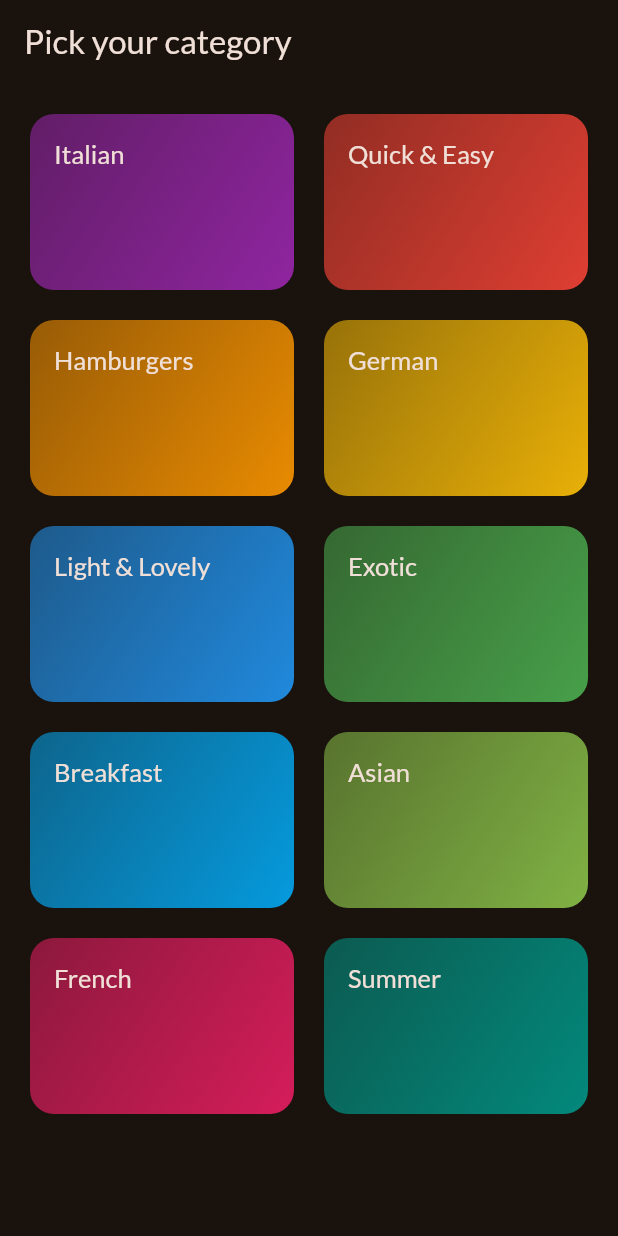
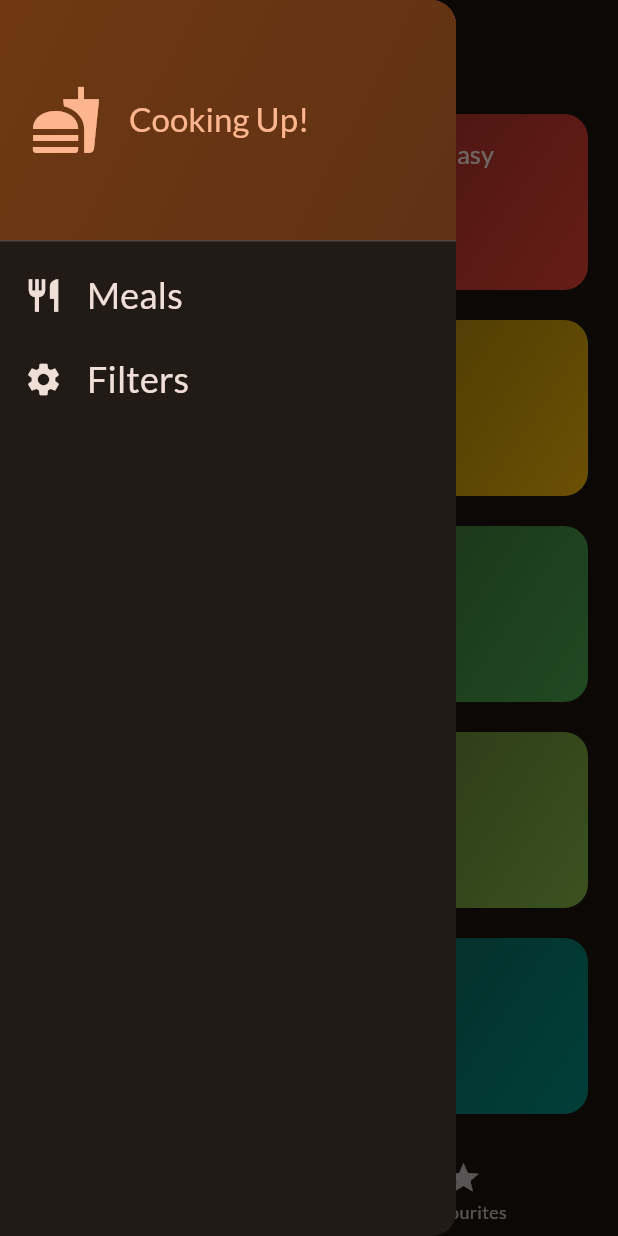
Before and after one commit to IgnacyBerent/Flutter-Meals_App, a Flutter app: the screen it shows after launch, with the side drawer open (before the commit the screen has no drawer), on a phone screen of 412 x 824 dp. Run offline on Flutter 3.47's test engine with Material 3 defaults, Android fonts, the phone set to English and light mode, and no system bars; our stand-ins replace google_fonts, transparent_image.

Commit message:
Adding filters

```diff
--- a/lib/main.dart
+++ b/lib/main.dart
@@ -1,7 +1,7 @@
 import 'package:flutter/material.dart';
 
 import 'package:google_fonts/google_fonts.dart';
-import 'package:meals_app/screens/categories.dart';
+import 'package:meals_app/screens/tabs.dart';
 
 final theme = ThemeData(
   useMaterial3: true,
@@ -23,7 +23,7 @@ class App extends StatelessWidget {
   Widget build(BuildContext context) {
     return MaterialApp(
       theme: theme,
-      home: const Categories(),
+      home: const TabsScreen(),
     );
   }
 }
--- a/lib/screens/categories.dart
+++ b/lib/screens/categories.dart
@@ -3,10 +3,15 @@ import 'package:meals_app/data/dummy_data.dart';
 import 'package:meals_app/screens/meals.dart';
 import 'package:meals_app/widgets/categories_grid_item.dart';
 import 'package:meals_app/models/category.dart';
+import 'package:meals_app/models/meal.dart';
 
-class Categories extends StatelessWidget {
-  const Categories({super.key});
+class CategoriesScreen extends StatelessWidget {
+  const CategoriesScreen({
+    super.key,
+    required this.onToggleFavourite,
+  });
 
+  final void Function(Meal meal) onToggleFavourite;
   void _selectCategory(BuildContext context, Category category) {
     final filteredMeals = dummyMeals
         .where((meal) => meal.categories.contains(category.id))
@@ -17,6 +22,7 @@ class Categories extends StatelessWidget {
         builder: (ctx) => MealsScreen(
           title: category.title,
           meals: filteredMeals,
+          onToggleFavourite: onToggleFavourite,
         ),
       ),
     );
@@ -24,11 +30,7 @@ class Categories extends StatelessWidget {
 
   @override
   Widget build(BuildContext context) {
-    return Scaffold(
-      appBar: AppBar(
-        title: const Text('Pick your category'),
-      ),
-      body: GridView(
+    return GridView(
       padding: const EdgeInsets.all(20),
       gridDelegate: const SliverGridDelegateWithFixedCrossAxisCount(
         crossAxisCount: 2,
@@ -45,7 +47,6 @@ class Categories extends StatelessWidget {
             },
           ),
       ],
-      ),
     );
   }
 }
--- /dev/null
+++ b/lib/screens/tabs.dart
@@ -0,0 +1,99 @@
+import 'package:flutter/material.dart';
+import 'package:meals_app/screens/categories.dart';
+import 'package:meals_app/screens/filters.dart';
+import 'package:meals_app/screens/meals.dart';
+import 'package:meals_app/models/meal.dart';
+import 'package:meals_app/widgets/main_drawer.dart';
+
+class TabsScreen extends StatefulWidget {
+  const TabsScreen({super.key});
+
+  @override
+  State<TabsScreen> createState() {
+    return _TabsScreenState();
+  }
+}
+
+class _TabsScreenState extends State<TabsScreen> {
+  int _selectedPageIndex = 0;
+  final List<Meal> _favouriteMeals = [];
+
+  void _showInfoMessage(String message) {
+    ScaffoldMessenger.of(context).clearSnackBars();
+    ScaffoldMessenger.of(context).showSnackBar(
+      SnackBar(
+        content: Text(message),
+      ),
+    );
+  }
+
+  void _toggleMealFavouriteStatus(Meal meal) {
+    final isExisting = _favouriteMeals.contains(meal);
+
+    if (isExisting) {
+      setState(() {
+        _favouriteMeals.remove(meal);
+      });
+      _showInfoMessage('Meal is no longer a favourite.');
+    } else {
+      setState(() {
+        _favouriteMeals.add(meal);
+      });
+      _showInfoMessage('Marked as a favourite!');
+    }
+  }
+
+  void _selectPage(int index) {
+    setState(() {
+      _selectedPageIndex = index;
+    });
+  }
+
+  void _setScreen(String identifier) {
+    Navigator.of(context).pop();
+    if (identifier == 'filters') {
+      Navigator.of(context).push(
+        MaterialPageRoute(
+          builder: (ctx) => const FiltersScreen(),
+        ),
+      );
+    }
+  }
+
+  @override
+  Widget build(BuildContext context) {
+    Widget activePage =
+        CategoriesScreen(onToggleFavourite: _toggleMealFavouriteStatus);
+    var activePageTitle = 'Categories';
+
+    if (_selectedPageIndex == 1) {
+      activePage = MealsScreen(
+        meals: _favouriteMeals,
+        onToggleFavourite: _toggleMealFavouriteStatus,
+      );
+      activePageTitle = 'Your Favourites';
+    }
+
+    return Scaffold(
+      appBar: AppBar(
+        title: Text(activePageTitle),
+      ),
+      drawer: MainDrawer(onSelectedScreen: _setScreen),
+      body: activePage,
+      bottomNavigationBar: BottomNavigationBar(
+        onTap: _selectPage,
+        currentIndex: _selectedPageIndex,
+        items: const [
+          BottomNavigationBarItem(
+            icon: Icon(Icons.set_meal),
+            label: 'Categories',
+          ),
+          BottomNavigationBarItem(
+            icon: Icon(Icons.star),
+            label: 'Favourites',
+          ),
+        ],
+      ),
+    );
+  }
+}
--- /dev/null
+++ b/lib/widgets/main_drawer.dart
@@ -0,0 +1,88 @@
+import 'package:flutter/material.dart';
+
+class MainDrawer extends StatelessWidget {
+  const MainDrawer({
+    super.key,
+    required this.onSelectedScreen,
+  });
+
+  final void Function(String indentifier) onSelectedScreen;
+
+  @override
+  Widget build(BuildContext context) {
+    return Drawer(
+      child: Column(
+        children: [
+          DrawerHeader(
+            padding: const EdgeInsets.all(20),
+            decoration: BoxDecoration(
+              gradient: LinearGradient(
+                colors: [
+                  Theme.of(context).colorScheme.primaryContainer,
+                  Theme.of(context)
+                      .colorScheme
+                      .primaryContainer
+                      .withOpacity(0.8),
+                ],
+                begin: Alignment.topLeft,
+                end: Alignment.bottomRight,
+              ),
+            ),
+            child: Row(
+              children: [
+                Icon(
+                  Icons.fastfood,
+                  size: 48,
+                  color: Theme.of(context).colorScheme.primary,
+                ),
+                const SizedBox(
+                  width: 18,
+                ),
+                Text(
+                  'Cooking Up!',
+                  style: Theme.of(context).textTheme.titleLarge!.copyWith(
+                        color: Theme.of(context).colorScheme.primary,
+                      ),
+                )
+              ],
+            ),
+          ),
+          ListTile(
+            leading: Icon(
+              Icons.restaurant,
+              size: 26,
+              color: Theme.of(context).colorScheme.onBackground,
+            ),
+            title: Text(
+              'Meals',
+              style: Theme.of(context).textTheme.titleSmall!.copyWith(
+                    color: Theme.of(context).colorScheme.onBackground,
+                    fontSize: 24,
+                  ),
+            ),
+            onTap: () {
+              onSelectedScreen('meals');
+            },
+          ),
+          ListTile(
+            leading: Icon(
+              Icons.settings,
+              size: 26,
+              color: Theme.of(context).colorScheme.onBackground,
+            ),
+            title: Text(
+              'Filters',
+              style: Theme.of(context).textTheme.titleSmall!.copyWith(
+                    color: Theme.of(context).colorScheme.onBackground,
+                    fontSize: 24,
+                  ),
+            ),
+            onTap: () {
+              onSelectedScreen('filters');
+            },
+          ),
+        ],
+      ),
+    );
+  }
+}
```
Also changed, not shown: lib/screens/filters.dart (added, +136 -0 lines), lib/screens/meal_details.dart (+11 -2 lines), lib/screens/meals.dart (+11 -4 lines). Lines whose indentation alone changed are shown as unchanged.
